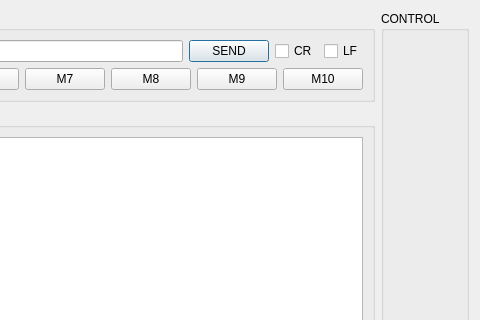
Above: DataVisualizer/serialterminal.ui from DamianPodrazaCode/DataVisualizer before the change; both pictures show x 514 to 994 and y 0 to 320 of the 994 by 537 pixel window. Below: the same form after it.
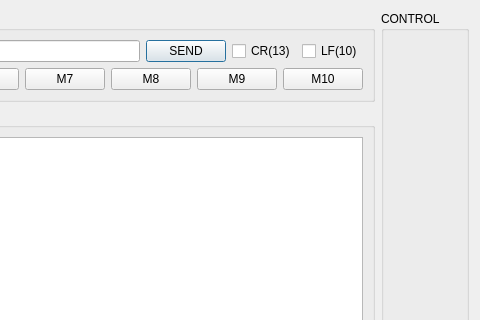
That is the form after the change.

```diff
--- a/DataVisualizer/serialterminal.ui
+++ b/DataVisualizer/serialterminal.ui
@@ -49,14 +49,14 @@
           <item>
            <widget class="QCheckBox" name="cb_CR">
             <property name="text">
-             <string>CR</string>
+             <string>CR(13)</string>
             </property>
            </widget>
           </item>
           <item>
            <widget class="QCheckBox" name="cb_LF">
             <property name="text">
-             <string>LF</string>
+             <string>LF(10)</string>
             </property>
            </widget>
           </item>
```
